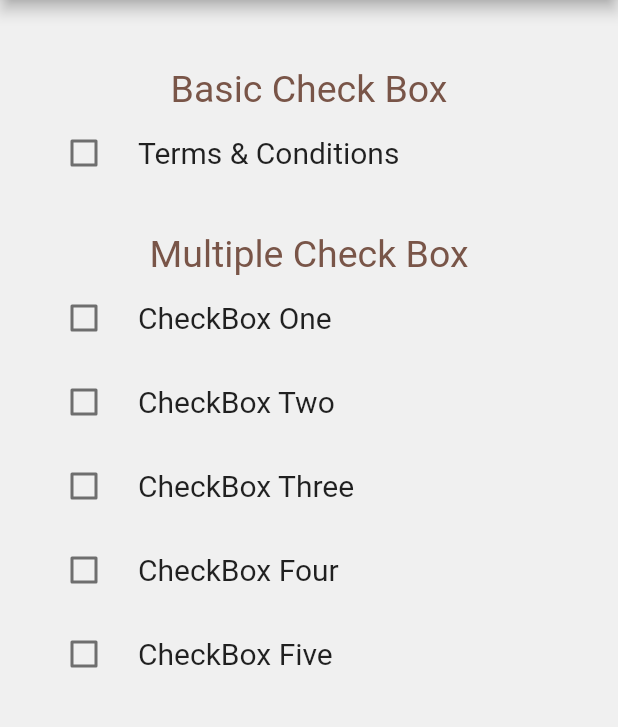
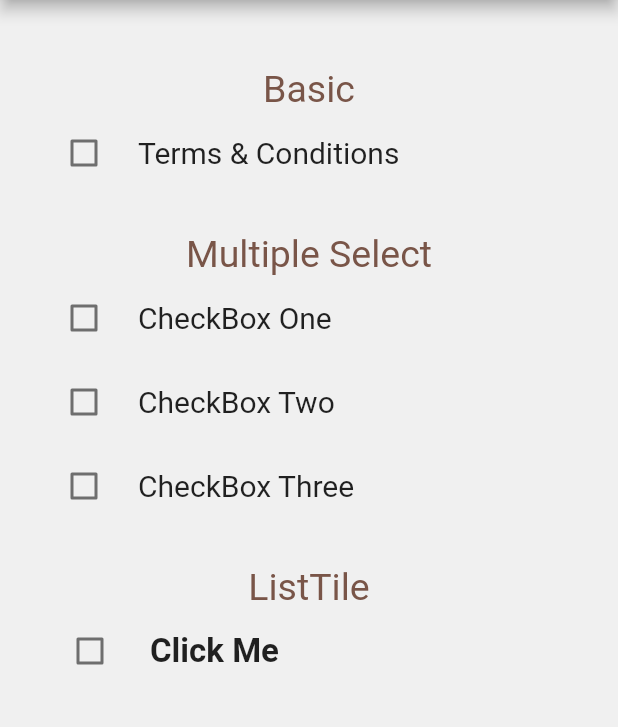
Before and after one commit to LavanDroid/Learning-Flutter, a Flutter app: the MyCheckBox screen opened directly, on a phone screen of 412 x 824 dp, the part 84-811 px from its top. Run offline on Flutter 3.47's test engine with Material 2 defaults, Android fonts, the phone set to English and light mode, and no system bars; our stand-ins replace fluttertoast, font_awesome_flutter.

Commit message:
CheckBox

```diff
--- a/lib/screens/check_box/my_check_box.dart
+++ b/lib/screens/check_box/my_check_box.dart
@@ -11,14 +11,12 @@ class MyCheckBox extends StatefulWidget {
 }
 
 class _MyCheckBoxState extends State<MyCheckBox> with AppBase {
-  bool mValue = false;
+  bool mValue = false, mValue2 = false;
 
   final mListBox = [
     CheckBoxModel(name: 'CheckBox One'),
     CheckBoxModel(name: 'CheckBox Two'),
     CheckBoxModel(name: 'CheckBox Three'),
-    CheckBoxModel(name: 'CheckBox Four'),
-    CheckBoxModel(name: 'CheckBox Five'),
   ];
   @override
   Widget build(BuildContext context) => Container(
@@ -49,6 +47,9 @@ class _MyCheckBoxState extends State<MyCheckBox> with AppBase {
                 _wMultipleTitle(),
                 ...mListBox.map(_wMultipleBox).toList(),
                 _wSizeBox(),
+                _wListTileTitle(),
+                _wListTileBox(),
+                _wSizeBox(),
                 // _wListTileRadioTileButton(),
                 // _wSizeBox(height: 50.0),
               ],
@@ -64,7 +65,7 @@ class _MyCheckBoxState extends State<MyCheckBox> with AppBase {
   }
 
   Widget _wBasicTitle() => const Text(
-        'Basic Check Box',
+        'Basic',
         style: TextStyle(
           fontSize: 25.0,
           color: Colors.brown,
@@ -79,13 +80,13 @@ class _MyCheckBoxState extends State<MyCheckBox> with AppBase {
             fontSize: 20.0,
           ),
         ),
-        onChanged: (value) => mValue = value!,
+        onChanged: (value) => setState(() => mValue = value!),
         activeColor: Colors.red,
         controlAffinity: ListTileControlAffinity.leading,
       );
 
   Widget _wMultipleTitle() => const Text(
-        'Multiple Check Box',
+        'Multiple Select',
         style: TextStyle(
           fontSize: 25.0,
           color: Colors.brown,
@@ -100,8 +101,33 @@ class _MyCheckBoxState extends State<MyCheckBox> with AppBase {
             fontSize: 20.0,
           ),
         ),
-        onChanged: (value) => checkBox.isCheck = value!,
+        onChanged: (value) => setState(() {
+          checkBox.isCheck = value!;
+          /* for (var element in mListBox) {
+            appPrint(element.name + ': ' + element.isCheck.toString());
+          } */
+        }),
         activeColor: Colors.red,
         controlAffinity: ListTileControlAffinity.leading,
       );
+
+  Widget _wListTileTitle() => const Text(
+        'ListTile',
+        style: TextStyle(
+          fontSize: 25.0,
+          color: Colors.brown,
+        ),
+      );
+
+  Widget _wListTileBox() => ListTile(
+        onTap: () => setState(() => mValue2 = !mValue2),
+        leading: Checkbox(
+          value: mValue2,
+          onChanged: (value) => setState(() => mValue2 = value!),
+        ),
+        title: const Text(
+          'Click Me',
+          style: TextStyle(fontSize: 22.0, fontWeight: FontWeight.bold),
+        ),
+      );
 }
```
Also changed, not shown: lib/screens/radio_button/my_radio.dart (+16 -2 lines), lib/screens/textview/marquee_widget.dart (+4 -4 lines), lib/screens/textview/my_textview.dart (+13 -13 lines), lib/screens/toggle_button/toggle_switch.dart (+9 -17 lines).
